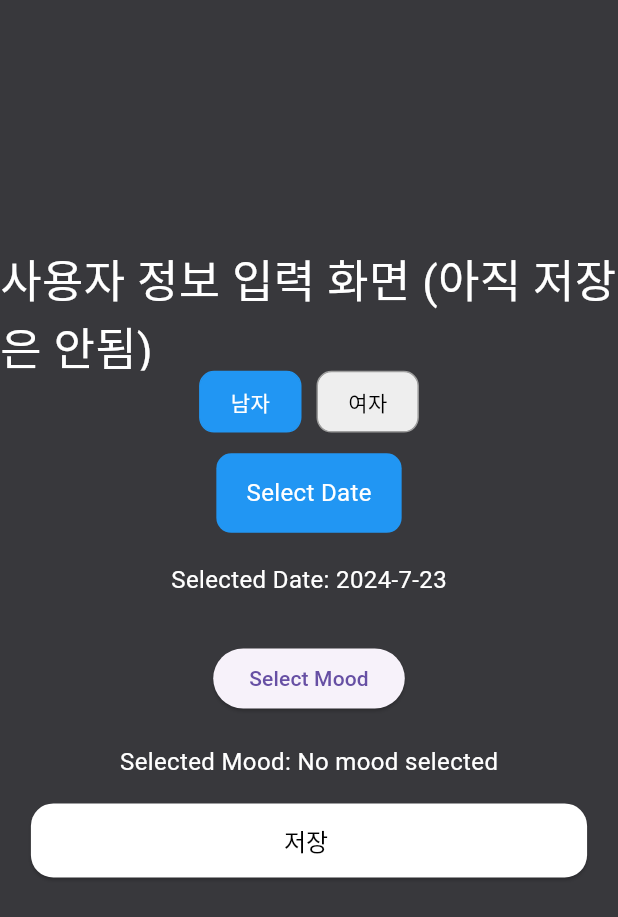
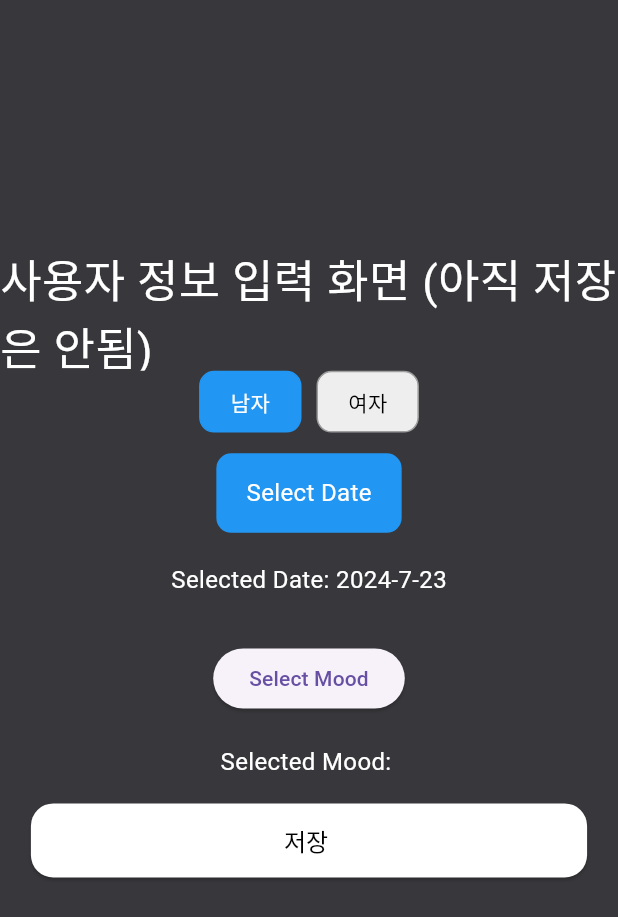
Before and after one commit to lioncub999/flutter_firebase_messanger, a Flutter app: the InfoInsertScreen screen opened directly, on a phone screen of 412 x 824 dp. Shown: the top 917 px of the screen. Run offline on Flutter 3.47's test engine with Material 3 defaults, Android fonts, the phone set to English and light mode, and no system bars; our stand-ins replace cached_network_image, cloud_firestore, firebase_auth, firebase_core, firebase_messaging, firebase_storage and 4 more; accounts and stored records are empty; Roboto replaces fonts that are missing (NotoSansKR).

```diff
--- a/lib/screens/auth/info_insert_screen.dart
+++ b/lib/screens/auth/info_insert_screen.dart
@@ -1,15 +1,11 @@
-import 'package:firebase_auth/firebase_auth.dart';
 import 'package:flutter/cupertino.dart';
 import 'package:flutter/material.dart';
-import 'package:google_sign_in/google_sign_in.dart';
-import 'package:modu_messenger_firebase/helper/custom_dialogs.dart';
 import 'package:modu_messenger_firebase/screens/home_screen.dart';
 
-import '../../api/apis.dart';
 import '../../main.dart';
 
 // ┏━━━━━━━━━━━━━━━━━━━━━━━━━━━━━━━━━━━━━━━━━━━━━━━━━━━━━━━━━━━━━━━━━━━━━━━━━━━━┓
-// ┃                                로그인 화면                                 ┃
+// ┃                             기본정보 입력화면                              ┃
 // ┗━━━━━━━━━━━━━━━━━━━━━━━━━━━━━━━━━━━━━━━━━━━━━━━━━━━━━━━━━━━━━━━━━━━━━━━━━━━━┛
 class InfoInsertScreen extends StatefulWidget {
   const InfoInsertScreen({super.key});
@@ -19,18 +15,16 @@ class InfoInsertScreen extends StatefulWidget {
 }
 
 class _InfoInsertScreenState extends State<InfoInsertScreen> {
-  // ┏━━━━━━━━━━━━━━━┓
-  // ┃   initState   ┃
-  // ┗━━━━━━━━━━━━━━━┛
-  @override
-  void initState() {
-    super.initState();
-  }
+  // 성별 선택
+  int _selectedGender = 0;
 
-  int _selectedValue = 0;
-
+  // 생일 선택
   DateTime _selectedDate = DateTime.now();
 
+  // 기분 선택
+  String _selectedMood = '';
+
+  // ios 날짜 선택 UI
   void _showCupertinoDatePicker(BuildContext context) {
     showModalBottomSheet(
         context: context,
@@ -47,12 +41,10 @@ class _InfoInsertScreenState extends State<InfoInsertScreen> {
               },
             ),
           );
-        }
-    );
+        });
   }
 
-  String _selectedMood = 'No mood selected';
-
+  // 기분 선택 다이얼로그
   void _showMoodDialog() {
     showDialog(
       context: context,
@@ -76,6 +68,7 @@ class _InfoInsertScreenState extends State<InfoInsertScreen> {
     );
   }
 
+  // 기분 선택 다이얼로그 리스트 UI
   Widget _moodOption(String mood) {
     return ListTile(
       title: Text(mood),
@@ -88,6 +81,44 @@ class _InfoInsertScreenState extends State<InfoInsertScreen> {
     );
   }
 
+  // 라디오 버튼 UI
+  Widget _buildCustomRadioButton(int value, String text, String gender) {
+    bool isSelected = _selectedGender == value;
+
+    return InkWell(
+      onTap: () {
+        setState(() {
+          _selectedGender = value;
+        });
+      },
+      child: Container(
+        padding: EdgeInsets.symmetric(vertical: 10.0, horizontal: 20.0),
+        decoration: BoxDecoration(
+          color: isSelected
+              ? gender == 'M'
+                  ? Colors.blue
+                  : Colors.pink
+              : Colors.grey[200],
+          borderRadius: BorderRadius.circular(10.0),
+          border: Border.all(color: isSelected ? Colors.blue : Colors.grey),
+        ),
+        child: Text(
+          text,
+          style: TextStyle(
+            color: isSelected ? Colors.white : Colors.black,
+          ),
+        ),
+      ),
+    );
+  }
+
+  // ┏━━━━━━━━━━━━━━━┓
+  // ┃   initState   ┃
+  // ┗━━━━━━━━━━━━━━━┛
+  @override
+  void initState() {
+    super.initState();
+  }
 
   @override
   Widget build(BuildContext context) {
@@ -107,22 +138,31 @@ class _InfoInsertScreenState extends State<InfoInsertScreen> {
                 width: mq.width,
                 height: mq.height * .2,
               ),
-              // 공백 박스
+              // 타이틀 박스
               SizedBox(
                 height: mq.height * .1,
-                child: Text("사용자 정보 입력 화면 (아직 저장은 안됨)", style: TextStyle(color: Colors.white, fontSize: 30),),
+                child: const Text(
+                  "사용자 정보 입력 화면 (아직 저장은 안됨)",
+                  style: TextStyle(color: Colors.white, fontSize: 30),
+                ),
               ),
+              // ┏━━━━━━━━━━━━━━━━━━━━━━━━━━━┓
+              // ┃  Body - 성별 선택 RADIO   ┃
+              // ┗━━━━━━━━━━━━━━━━━━━━━━━━━━━┛
               SizedBox(
                 height: mq.height * .05,
                 child: Row(
                   mainAxisAlignment: MainAxisAlignment.center,
                   children: <Widget>[
-                    _buildCustomRadioButton1(0, '남자'),
+                    _buildCustomRadioButton(0, '남자', 'M'),
                     SizedBox(width: 10),
-                    _buildCustomRadioButton2(1, '여자'),
+                    _buildCustomRadioButton(1, '여자', 'G'),
                   ],
                 ),
               ),
+              // ┏━━━━━━━━━━━━━━━━━━━━━━━━━━━┓
+              // ┃  Body - 생일 선택         ┃
+              // ┗━━━━━━━━━━━━━━━━━━━━━━━━━━━┛
               SizedBox(
                 height: mq.height * .15,
                 child: Column(
@@ -131,12 +171,12 @@ class _InfoInsertScreenState extends State<InfoInsertScreen> {
                     GestureDetector(
                       onTap: () => _showCupertinoDatePicker(context),
                       child: Container(
-                        padding: EdgeInsets.symmetric(vertical: 15.0, horizontal: 20.0),
+                        padding: const EdgeInsets.symmetric(vertical: 15.0, horizontal: 20.0),
                         decoration: BoxDecoration(
                           color: Colors.blue,
                           borderRadius: BorderRadius.circular(10.0),
                         ),
-                        child: Text(
+                        child: const Text(
                           'Select Date',
                           style: TextStyle(
                             color: Colors.white,
@@ -145,10 +185,10 @@ class _InfoInsertScreenState extends State<InfoInsertScreen> {
                         ),
                       ),
                     ),
-                    SizedBox(height: 20.0),
+                    const SizedBox(height: 20.0),
                     Text(
                       'Selected Date: ${_selectedDate.year}-${_selectedDate.month}-${_selectedDate.day}',
-                      style: TextStyle(fontSize: 16.0, color: Colors.white),
+                      style: const TextStyle(fontSize: 16.0, color: Colors.white),
                     ),
                   ],
                 ),
@@ -171,7 +211,7 @@ class _InfoInsertScreenState extends State<InfoInsertScreen> {
                 ),
               ),
               // ┏━━━━━━━━━━━━━━━━━━━━━┓
-              // ┃  Body - LoginBtn    ┃
+              // ┃  Body - 저장 버튼   ┃
               // ┗━━━━━━━━━━━━━━━━━━━━━┛
               SizedBox(
                   width: mq.width * 0.9,
@@ -179,73 +219,19 @@ class _InfoInsertScreenState extends State<InfoInsertScreen> {
                   child: ElevatedButton.icon(
                       style: ElevatedButton.styleFrom(
                         backgroundColor: Colors.white, // Btn-BackgroundColor
-                        shape: const RoundedRectangleBorder(
-                            borderRadius: BorderRadius.all(Radius.circular(15))), // Btn-Shape
+                        shape: const RoundedRectangleBorder(borderRadius: BorderRadius.all(Radius.circular(15))), // Btn-Shape
                       ),
                       onPressed: () {
-                        Navigator.pushReplacement(
-                            context, MaterialPageRoute(builder: (_) => HomeScreen()));
+                        Navigator.pushReplacement(context, MaterialPageRoute(builder: (_) => HomeScreen()));
                       },
                       // LoginBtn-Element
                       label: RichText(
-                        text: const TextSpan(
-                            style: TextStyle(color: Colors.black, fontSize: 16),
-                            children: [
-                              TextSpan(text: '저장 '),
-                            ]),
+                        text: const TextSpan(style: TextStyle(color: Colors.black, fontSize: 16), children: [
+                          TextSpan(text: '저장 '),
+                        ]),
                       )))
             ],
           ),
         ));
   }
-  Widget _buildCustomRadioButton1(int value, String text) {
-    bool isSelected = _selectedValue == value;
-
-    return InkWell(
-      onTap: () {
-        setState(() {
-          _selectedValue = value;
-        });
-      },
-      child: Container(
-        padding: EdgeInsets.symmetric(vertical: 10.0, horizontal: 20.0),
-        decoration: BoxDecoration(
-          color: isSelected ? Colors.blue : Colors.grey[200],
-          borderRadius: BorderRadius.circular(10.0),
-          border: Border.all(color: isSelected ? Colors.blue : Colors.grey),
-        ),
-        child: Text(
-          text,
-          style: TextStyle(
-            color: isSelected ? Colors.white : Colors.black,
-          ),
-        ),
-      ),
-    );
-  }
-  Widget _buildCustomRadioButton2(int value, String text) {
-    bool isSelected = _selectedValue == value;
-
-    return InkWell(
-      onTap: () {
-        setState(() {
-          _selectedValue = value;
-        });
-      },
-      child: Container(
-        padding: EdgeInsets.symmetric(vertical: 10.0, horizontal: 20.0),
-        decoration: BoxDecoration(
-          color: isSelected ? Colors.red : Colors.grey[200],
-          borderRadius: BorderRadius.circular(10.0),
-          border: Border.all(color: isSelected ? Colors.red : Colors.grey),
-        ),
-        child: Text(
-          text,
-          style: TextStyle(
-            color: isSelected ? Colors.white : Colors.black,
-          ),
-        ),
-      ),
-    );
-  }
 }
```
